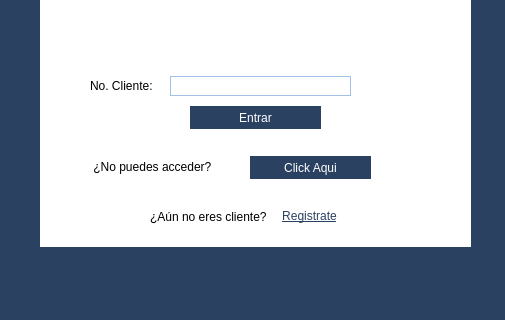
Old version of the form inicio.ui in the repository FernandoHS-0/ProyectoIS2; both pictures show x 0 to 505 and y 284 to 604 of the 505 by 604 pixel window.
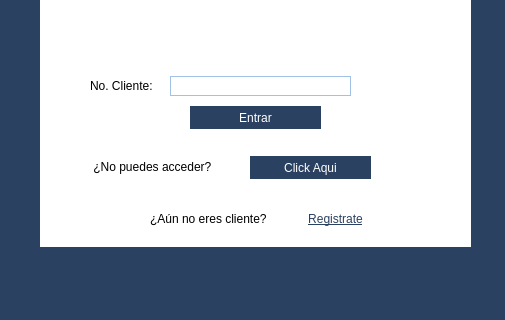
New version of the form. Icons and pictures are not drawn.

Patch:
```diff
--- a/inicio.ui
+++ b/inicio.ui
@@ -124,8 +124,8 @@
        <rect>
         <x>110</x>
         <y>210</y>
-        <width>196</width>
-        <height>21</height>
+        <width>245</width>
+        <height>26</height>
        </rect>
       </property>
       <layout class="QHBoxLayout" name="horizontalLayout">
```
Left out of the diff: 4 changed lines with no effect on the pictures.
